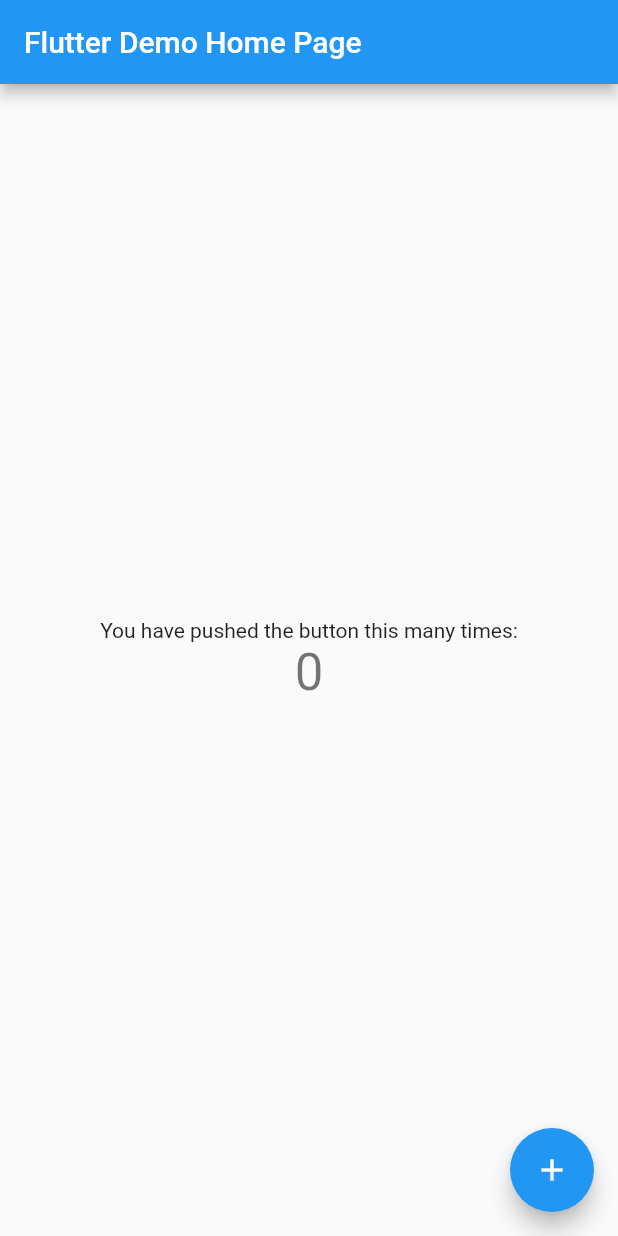
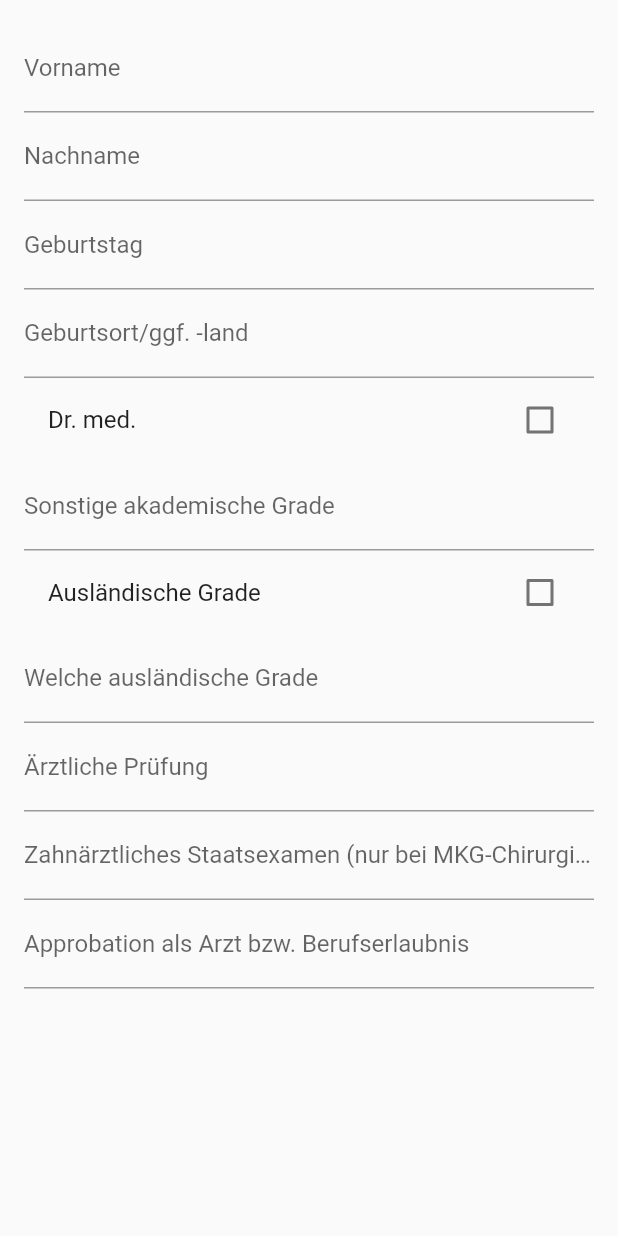
Before and after one commit to FlorianGFox/ane-buddy, a Flutter app: the screen it shows after launch, on a phone screen of 412 x 824 dp. Run offline on Flutter 3.47's test engine with Material 2 defaults, Android fonts, the phone set to English and light mode, and no system bars; drawn by our look-alikes of datetime_picker_formfield.

Commit message:
Created basic profile page.

```diff
--- a/lib/main.dart
+++ b/lib/main.dart
@@ -1,3 +1,4 @@
+import 'package:ane_buddy/presentation/pages/profile_page.dart';
 import 'package:flutter/material.dart';
 
 void main() {
@@ -5,113 +6,15 @@ void main() {
 }
 
 class MyApp extends StatelessWidget {
-  // This widget is the root of your application.
   @override
   Widget build(BuildContext context) {
     return MaterialApp(
-      title: 'Flutter Demo',
+      title: 'Ane Buddy',
       theme: ThemeData(
-        // This is the theme of your application.
-        //
-        // Try running your application with "flutter run". You'll see the
-        // application has a blue toolbar. Then, without quitting the app, try
-        // changing the primarySwatch below to Colors.green and then invoke
-        // "hot reload" (press "r" in the console where you ran "flutter run",
-        // or simply save your changes to "hot reload" in a Flutter IDE).
-        // Notice that the counter didn't reset back to zero; the application
-        // is not restarted.
         primarySwatch: Colors.blue,
-        // This makes the visual density adapt to the platform that you run
-        // the app on. For desktop platforms, the controls will be smaller and
-        // closer together (more dense) than on mobile platforms.
         visualDensity: VisualDensity.adaptivePlatformDensity,
       ),
-      home: MyHomePage(title: 'Flutter Demo Home Page'),
+      home: ProfilePage(),
     );
   }
 }
-
-class MyHomePage extends StatefulWidget {
-  MyHomePage({Key key, this.title}) : super(key: key);
-
-  // This widget is the home page of your application. It is stateful, meaning
-  // that it has a State object (defined below) that contains fields that affect
-  // how it looks.
-
-  // This class is the configuration for the state. It holds the values (in this
-  // case the title) provided by the parent (in this case the App widget) and
-  // used by the build method of the State. Fields in a Widget subclass are
-  // always marked "final".
-
-  final String title;
-
-  @override
-  _MyHomePageState createState() => _MyHomePageState();
-}
-
-class _MyHomePageState extends State<MyHomePage> {
-  int _counter = 0;
-
-  void _incrementCounter() {
-    setState(() {
-      // This call to setState tells the Flutter framework that something has
-      // changed in this State, which causes it to rerun the build method below
-      // so that the display can reflect the updated values. If we changed
-      // _counter without calling setState(), then the build method would not be
-      // called again, and so nothing would appear to happen.
-      _counter++;
-    });
-  }
-
-  @override
-  Widget build(BuildContext context) {
-    // This method is rerun every time setState is called, for instance as done
-    // by the _incrementCounter method above.
-    //
-    // The Flutter framework has been optimized to make rerunning build methods
-    // fast, so that you can just rebuild anything that needs updating rather
-    // than having to individually change instances of widgets.
-    return Scaffold(
-      appBar: AppBar(
-        // Here we take the value from the MyHomePage object that was created by
-        // the App.build method, and use it to set our appbar title.
-        title: Text(widget.title),
-      ),
-      body: Center(
-        // Center is a layout widget. It takes a single child and positions it
-        // in the middle of the parent.
-        child: Column(
-          // Column is also a layout widget. It takes a list of children and
-          // arranges them vertically. By default, it sizes itself to fit its
-          // children horizontally, and tries to be as tall as its parent.
-          //
-          // Invoke "debug painting" (press "p" in the console, choose the
-          // "Toggle Debug Paint" action from the Flutter Inspector in Android
-          // Studio, or the "Toggle Debug Paint" command in Visual Studio Code)
-          // to see the wireframe for each widget.
-          //
-          // Column has various properties to control how it sizes itself and
-          // how it positions its children. Here we use mainAxisAlignment to
-          // center the children vertically; the main axis here is the vertical
-          // axis because Columns are vertical (the cross axis would be
-          // horizontal).
-          mainAxisAlignment: MainAxisAlignment.center,
-          children: <Widget>[
-            Text(
-              'You have pushed the button this many times:',
-            ),
-            Text(
-              '$_counter',
-              style: Theme.of(context).textTheme.headline4,
-            ),
-          ],
-        ),
-      ),
-      floatingActionButton: FloatingActionButton(
-        onPressed: _incrementCounter,
-        tooltip: 'Increment',
-        child: Icon(Icons.add),
-      ), // This trailing comma makes auto-formatting nicer for build methods.
-    );
-  }
-}
--- /dev/null
+++ b/lib/presentation/pages/profile_page.dart
@@ -0,0 +1,99 @@
+import 'package:flutter/material.dart';
+import 'package:intl/intl.dart' show DateFormat;
+
+import '../widgets/ane_date_time_field.dart';
+import '../widgets/ane_textfield.dart';
+
+class ProfilePage extends StatelessWidget {
+  const ProfilePage({Key key}) : super(key: key);
+
+  @override
+  Widget build(BuildContext context) {
+    return Scaffold(
+      body: SafeArea(
+        minimum: const EdgeInsets.all(16.0),
+        child: ProfilePageBody(),
+      ),
+    );
+  }
+}
+
+class ProfilePageBody extends StatelessWidget {
+  const ProfilePageBody({Key key}) : super(key: key);
+
+  @override
+  Widget build(BuildContext context) {
+    return Container(
+      child: Center(
+        child: Container(
+          child: ProfileForm(),
+        ),
+      ),
+    );
+  }
+}
+
+class ProfileForm extends StatelessWidget {
+  final DateFormat dateFormat = DateFormat('dd.MM.yyyy');
+
+  @override
+  Widget build(BuildContext context) {
+    return Column(
+      children: <Widget>[
+        AneTextField(
+          labelText: 'Vorname',
+        ),
+        AneTextField(
+          labelText: 'Nachname',
+        ),
+        AneDateTimeField(
+          dateFormat: dateFormat,
+          firstDate: DateTime(1900),
+          initialDate: DateTime(1995),
+          lastDate: DateTime.now(),
+          labelText: 'Geburtstag',
+        ),
+        AneTextField(
+          labelText: 'Geburtsort/ggf. -land',
+        ),
+        CheckboxListTile(
+          value: false,
+          title: Text('Dr. med.'),
+          onChanged: (value) {},
+        ),
+        AneTextField(
+          labelText: 'Sonstige akademische Grade',
+        ),
+        CheckboxListTile(
+          title: Text('Ausländische Grade'),
+          value: false,
+          onChanged: (value) {},
+        ),
+        AneTextField(
+          labelText: 'Welche ausländische Grade',
+        ),
+        AneDateTimeField(
+          labelText: 'Ärztliche Prüfung',
+          dateFormat: dateFormat,
+          firstDate: DateTime(1900),
+          initialDate: DateTime.now(),
+          lastDate: DateTime.now(),
+        ),
+        AneDateTimeField(
+          labelText: 'Zahnärztliches Staatsexamen (nur bei MKG-Chirurgie)',
+          dateFormat: dateFormat,
+          firstDate: DateTime(1900),
+          initialDate: DateTime.now(),
+          lastDate: DateTime.now(),
+        ),
+        AneDateTimeField(
+          labelText: 'Approbation als Arzt bzw. Berufserlaubnis',
+          dateFormat: dateFormat,
+          firstDate: DateTime(1900),
+          initialDate: DateTime.now(),
+          lastDate: DateTime.now(),
+        ),
+      ],
+    );
+  }
+}
--- /dev/null
+++ b/lib/presentation/widgets/ane_date_time_field.dart
@@ -0,0 +1,38 @@
+import 'package:datetime_picker_formfield/datetime_picker_formfield.dart';
+import 'package:flutter/material.dart';
+import 'package:intl/intl.dart' show DateFormat;
+
+class AneDateTimeField extends StatelessWidget {
+  final DateFormat dateFormat;
+  final DateTime firstDate;
+  final DateTime initialDate;
+  final DateTime lastDate;
+  final String labelText;
+
+  const AneDateTimeField({
+    Key key,
+    @required this.dateFormat,
+    @required this.firstDate,
+    @required this.initialDate,
+    @required this.lastDate,
+    this.labelText,
+  }) : super(key: key);
+
+  @override
+  Widget build(BuildContext context) {
+    return DateTimeField(
+      decoration: InputDecoration(
+        labelText: labelText,
+      ),
+      format: dateFormat,
+      onShowPicker: (context, currentValue) {
+        return showDatePicker(
+          context: context,
+          firstDate: firstDate,
+          initialDate: currentValue ?? initialDate,
+          lastDate: lastDate,
+        );
+      },
+    );
+  }
+}
--- /dev/null
+++ b/lib/presentation/widgets/ane_textfield.dart
@@ -0,0 +1,19 @@
+import 'package:flutter/material.dart';
+
+class AneTextField extends StatelessWidget {
+  final String labelText;
+
+  const AneTextField({
+    Key key,
+    this.labelText,
+  }) : super(key: key);
+
+  @override
+  Widget build(BuildContext context) {
+    return TextField(
+      decoration: InputDecoration(
+        labelText: labelText,
+      ),
+    );
+  }
+}
--- a/pubspec.yaml
+++ b/pubspec.yaml
@@ -23,6 +23,7 @@ environment:
 dependencies:
   flutter:
     sdk: flutter
+  datetime_picker_formfield: ^1.0.0
 
 
   # The following adds the Cupertino Icons font to your application.
```
Also changed, not shown: pubspec.lock.
